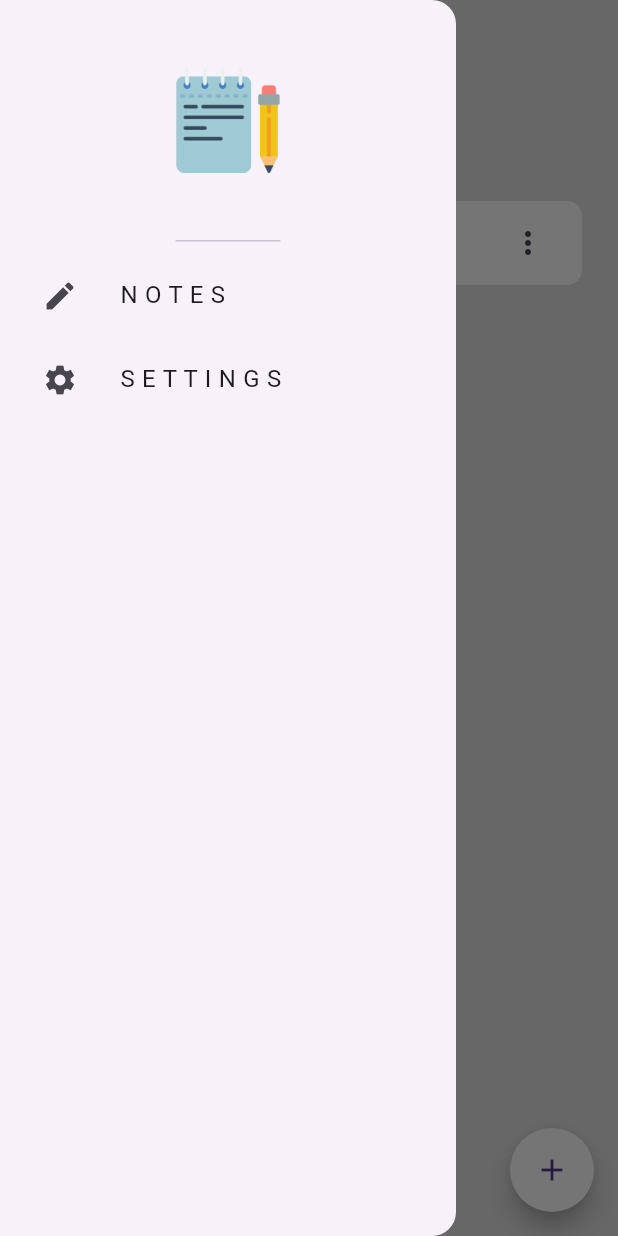
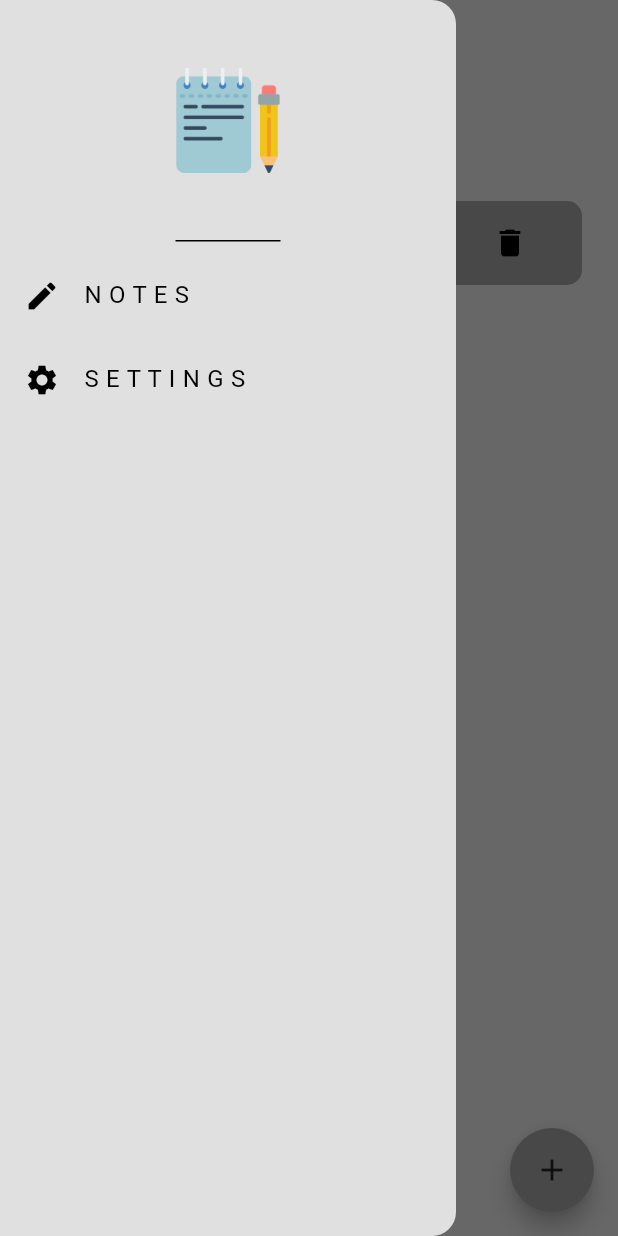
Before and after one commit to 0xAhmd/hive_notes_app, a Flutter app: the screen it shows after launch, in the side drawer, after a tap on the "edit" icon, on a phone screen of 412 x 824 dp. Run offline on Flutter 3.47's test engine with Material 3 defaults, Android fonts, the phone set to English and light mode, and no system bars; our stand-ins replace bloc, device_preview, flutter_bloc, google_fonts, hive, hive_flutter; accounts and stored records are empty; Roboto replaces fonts that are missing (Tinos).

Commit message:
dark and light mode -> done

```diff
--- /dev/null
+++ b/lib/cubtis/cubit/theme_cubit.dart
@@ -0,0 +1,12 @@
+import 'package:flutter/material.dart';
+import 'package:flutter_bloc/flutter_bloc.dart';
+import 'package:minimial_notes_app_hive/themes/dark_theme.dart';
+import 'package:minimial_notes_app_hive/themes/light_theme.dart';
+
+class ThemeCubit extends Cubit<ThemeData> {
+  ThemeCubit() : super(lightMode);
+
+  void toggleTheme(bool isDarkMode) {
+    emit(isDarkMode ? darkMode : lightMode);
+  }
+}
--- a/lib/main.dart
+++ b/lib/main.dart
@@ -1,31 +1,49 @@
+import 'package:device_preview/device_preview.dart';
 import 'package:flutter/material.dart';
+import 'package:flutter_bloc/flutter_bloc.dart';
 import 'package:hive_flutter/adapters.dart';
 import 'package:minimial_notes_app_hive/constants.dart';
+import 'package:minimial_notes_app_hive/cubtis/cubit/theme_cubit.dart';
 import 'package:minimial_notes_app_hive/models/note_model.dart';
 import 'package:minimial_notes_app_hive/pages/home_page.dart';
+import 'package:minimial_notes_app_hive/pages/setteings_page.dart';
 
 void main() async {
   WidgetsFlutterBinding.ensureInitialized();
   await Hive.initFlutter();
   Hive.registerAdapter(NoteModelAdapter());
   await Hive.openBox<NoteModel>(kBox);
-  runApp(const MyApp());
+  runApp(
+    DevicePreview(
+      enabled: true,
+      builder: (context) => const MyApp(),
+    ),
+  );
+
+  //! Inestagram -> ahmdz.cpp
+  //? Github -> 0xAhmd
 }
 
 class MyApp extends StatelessWidget {
   const MyApp({super.key});
 
-  // This widget is the root of your application.
   @override
   Widget build(BuildContext context) {
-    return MaterialApp(
-      theme: ThemeData(
-        scaffoldBackgroundColor: Colors.grey.shade300,
-        appBarTheme:
-            AppBarTheme(elevation: 0.0, backgroundColor: Colors.grey.shade300),
+    return BlocProvider(
+      create: (context) => ThemeCubit(),
+      child: BlocBuilder<ThemeCubit, ThemeData>(
+        builder: (context, theme) {
+          return MaterialApp(
+            routes: {
+              HomePage.id: (context) => const HomePage(),
+              SetteingsPage.id: (context) => const SetteingsPage(),
+            },
+            theme: theme, // Use the theme provided by ThemeCubit
+            debugShowCheckedModeBanner: false,
+            initialRoute: HomePage.id,
+          );
+        },
       ),
-      debugShowCheckedModeBanner: false,
-      home: const HomePage(),
     );
   }
 }
--- a/lib/pages/home_page.dart
+++ b/lib/pages/home_page.dart
@@ -6,15 +6,19 @@ import 'package:minimial_notes_app_hive/widgets/note_list_tile.dart';
 class HomePage extends StatelessWidget {
   const HomePage({super.key});
 
+  static const String id = 'initial route';
+
   @override
   Widget build(BuildContext context) {
     return Scaffold(
       drawer: const AppDrawer(),
       appBar: AppBar(),
       floatingActionButton: FloatingActionButton(
-        backgroundColor: Colors.white,
         shape: const CircleBorder(),
-        child: const Icon(Icons.add),
+        child: Icon(
+          Icons.add,
+          color: Theme.of(context).colorScheme.inversePrimary,
+        ),
         onPressed: () {
           showDialog(
               context: context,
@@ -22,7 +26,7 @@ class HomePage extends StatelessWidget {
                     title: const Text('Add Note'),
                     content: const TextField(
                       decoration: InputDecoration(
-                        label: Text('note'),
+                        label: Text('your note here'),
                         border: OutlineInputBorder(
                           borderRadius: BorderRadius.all(
                             Radius.circular(10),
--- /dev/null
+++ b/lib/themes/dark_theme.dart
@@ -0,0 +1,11 @@
+import 'package:flutter/material.dart';
+
+ThemeData darkMode = ThemeData(
+  colorScheme: ColorScheme.dark(
+    surface: Colors.grey.shade900,
+    primary: Colors.grey.shade600,
+    secondary: const Color.fromARGB(255, 44, 44, 44),
+    tertiary: Colors.grey.shade800,
+    inversePrimary: Colors.grey.shade300,
+  ),
+);
--- /dev/null
+++ b/lib/themes/light_theme.dart
@@ -0,0 +1,11 @@
+import 'package:flutter/material.dart';
+
+ThemeData lightMode = ThemeData(
+  colorScheme: ColorScheme.light(
+    surface: Colors.grey.shade300,
+    primary: Colors.grey.shade500,
+    secondary: Colors.grey.shade200,
+    tertiary: Colors.white,
+    inversePrimary: Colors.grey.shade900,
+  ),
+);
--- a/lib/widgets/app_drawer.dart
+++ b/lib/widgets/app_drawer.dart
@@ -1,4 +1,5 @@
 import 'package:flutter/material.dart';
+import 'package:minimial_notes_app_hive/pages/setteings_page.dart';
 import 'package:minimial_notes_app_hive/widgets/drawer_list_tile.dart';
 
 class AppDrawer extends StatelessWidget {
@@ -19,15 +20,23 @@ class AppDrawer extends StatelessWidget {
                 width: 70,
               ),
             ),
-            DrawerListTile(
-              onPressed: () {},
-              title: "N O T E S",
-              icon: Icons.edit,
+            GestureDetector(
+              onTap: () {
+                Navigator.pop(context);
+              },
+              child: const DrawerListTile(
+                title: "N O T E S",
+                icon: Icons.edit,
+              ),
             ),
-            DrawerListTile(
-              onPressed: () {},
-              title: "S E T T I N G S",
-              icon: Icons.settings,
+            GestureDetector(
+              onTap: () {
+                Navigator.pushNamed(context, SetteingsPage.id);
+              },
+              child: const DrawerListTile(
+                title: "S E T T I N G S",
+                icon: Icons.settings,
+              ),
             ),
           ],
         ),
--- a/lib/widgets/drawer_list_tile.dart
+++ b/lib/widgets/drawer_list_tile.dart
@@ -1,20 +1,19 @@
 import 'package:flutter/material.dart';
 
 class DrawerListTile extends StatelessWidget {
-  const DrawerListTile(
-      {super.key,
-      required this.title,
-      required this.icon,
-      required this.onPressed});
+  const DrawerListTile({
+    super.key,
+    required this.title,
+    required this.icon,
+  });
 
   final String title;
   final IconData icon;
-  final VoidCallback onPressed;
   @override
   Widget build(BuildContext context) {
     return ListTile(
       title: Text(title),
-      leading: IconButton(onPressed: onPressed, icon: Icon(icon)),
+      leading: Icon(icon),
     );
   }
 }
--- a/lib/widgets/note_list_tile.dart
+++ b/lib/widgets/note_list_tile.dart
@@ -6,19 +6,101 @@ class NoteListTile extends StatelessWidget {
 
   @override
   Widget build(BuildContext context) {
+    // Access current theme colors
+    final theme = Theme.of(context);
+    final textColor = theme.colorScheme.onSurface; // Text color
+    final isDarkMode = theme.brightness == Brightness.dark;
     return Padding(
       padding: const EdgeInsets.all(24),
       child: Container(
         decoration: BoxDecoration(
-          color: Colors.white,
-          borderRadius: BorderRadius.circular(10),
-        ),
+            color: Theme.of(context).colorScheme.primary,
+            borderRadius: BorderRadius.circular(10)),
         child: ListTile(
           leading: Text(
-            'Note model ',
-            style: GoogleFonts.lato(fontSize: 16),
+            'Note model',
+            style: GoogleFonts.lato(
+              fontSize: 18,
+              color: textColor, // Responsive text color
+            ),
           ),
-          trailing: const Icon(Icons.more_vert),
+          trailing: Row(
+            mainAxisSize: MainAxisSize.min,
+            children: [
+              IconButton(
+                onPressed: () {
+                  showDialog(
+                    context: context,
+                    builder: (context) => AlertDialog(
+                      title: const Text('Add Note'),
+                      content: const TextField(
+                        decoration: InputDecoration(
+                          label: Text('Your note here'),
+                          border: OutlineInputBorder(
+                            borderRadius: BorderRadius.all(
+                              Radius.circular(10),
+                            ),
+                          ),
+                        ),
+                      ),
+                      actions: [
+                        TextButton(
+                          onPressed: () {
+                            Navigator.pop(context);
+                          },
+                          child: const Text('Cancel'),
+                        ),
+                        TextButton(
+                          onPressed: () {
+                            Navigator.pop(context);
+                          },
+                          child: const Text('Save'),
+                        ),
+                      ],
+                    ),
+                  );
+                },
+                icon: Icon(Icons.edit,
+                    color: isDarkMode
+                        ? Colors.white
+                        : Colors.black), // Responsive icon color
+              ),
+              IconButton(
+                onPressed: () {
+                  showDialog(
+                    context: context,
+                    builder: (context) => AlertDialog(
+                      title: const Text('Delete Note'),
+                      content: Text(
+                        'Are you sure you want to delete this note?',
+                        style: GoogleFonts.lato(fontSize: 22),
+                      ),
+                      actions: [
+                        TextButton(
+                          onPressed: () {
+                            Navigator.pop(context);
+                          },
+                          child: const Text('Cancel'),
+                        ),
+                        TextButton(
+                          onPressed: () {
+                            Navigator.pop(context);
+
+                            // Delete note logic here
+                          },
+                          child: const Text('Delete'),
+                        ),
+                      ],
+                    ),
+                  );
+                },
+                icon: Icon(Icons.delete,
+                    color: isDarkMode
+                        ? Colors.white
+                        : Colors.black), // Responsive icon color
+              ),
+            ],
+          ),
         ),
       ),
     );
```
Also changed, not shown: lib/pages/setteings_page.dart (added, +47 -0 lines).
